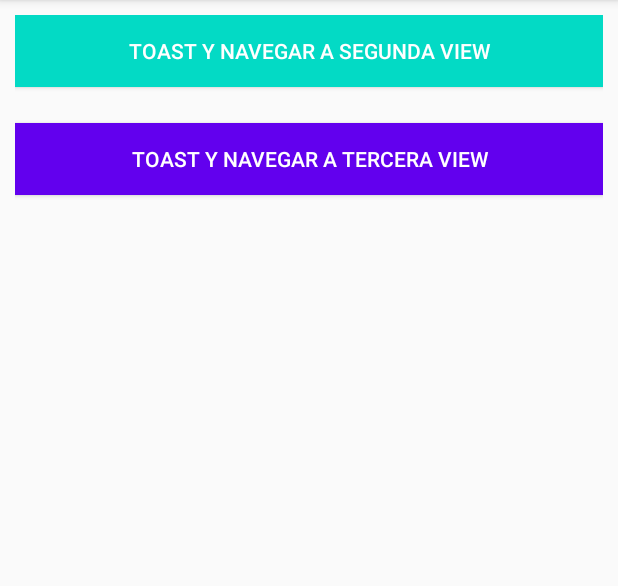
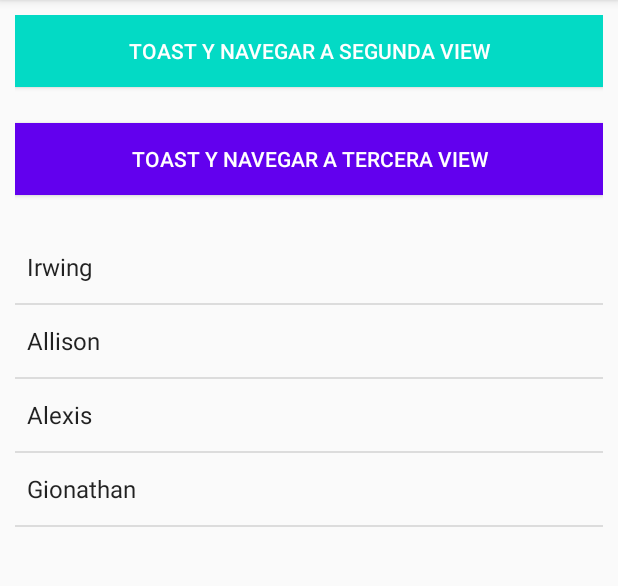
Before and after one commit to Irwing-Herrera/Android-Curso, an Android app: the screen it shows after launch (MainActivity), on a phone screen of 412 x 824 dp, the part 84-670 px from its top. Run offline under Robolectric (Android 15) with nearby library versions, the phone set to English and light mode, and no system bars; libraries missing offline, so code that uses them is left out: com.github.johnpersano.supertoasts.

Commit message:
click listener en item de listView

```diff
--- a/app/src/main/java/com/example/myapplicationcurso/MainActivity.java
+++ b/app/src/main/java/com/example/myapplicationcurso/MainActivity.java
@@ -7,18 +7,26 @@ import android.graphics.Color;
 import android.os.Bundle;
 import android.util.Log;
 import android.view.View;
+import android.widget.AdapterView;
+import android.widget.ArrayAdapter;
 import android.widget.Button;
+import android.widget.ListView;
 import android.widget.Toast;
 
 import com.github.johnpersano.supertoasts.library.Style;
 import com.github.johnpersano.supertoasts.library.SuperActivityToast;
 import com.github.johnpersano.supertoasts.library.utils.PaletteUtils;
 
+import java.util.ArrayList;
+import java.util.List;
+
 public class MainActivity extends AppCompatActivity {
 
     private Button btnToast;
     private Button btnViewThird;
+    private ListView listViewDatos;
     private final String TEXTFROMFIRSTVIEW = "Hola desde primera vista";
+    private List<String> nombres;
 
     @Override
     protected void onCreate(Bundle savedInstanceState) {
@@ -46,6 +54,27 @@ public class MainActivity extends AppCompatActivity {
             public void onClick(View v) {
                 Intent intent = new Intent(MainActivity.this, ThirdActivity.class);
                 startActivity(intent);
+            }
+        });
+
+        listViewDatos = findViewById(R.id.listDatos);
+
+        nombres = new ArrayList<String>();
+        nombres.add("Irwing");
+        nombres.add("Allison");
+        nombres.add("Alexis");
+        nombres.add("Gionathan");
+        nombres.add("Charly");
+
+        // Adaptador, la forma visual en que mostraremos nuestros datos
+        ArrayAdapter<String> adapter = new ArrayAdapter<String>(this, android.R.layout.simple_list_item_1, nombres);
+        // Enlazamos el adaptador con el List View
+        listViewDatos.setAdapter(adapter);
+
+        listViewDatos.setOnItemClickListener(new AdapterView.OnItemClickListener() {
+            @Override
+            public void onItemClick(AdapterView<?> parent, View view, int position, long id) {
+                Toast.makeText(MainActivity.this, "Seleccionado: " + nombres.get(position), Toast.LENGTH_SHORT).show();
             }
         });
     }
--- a/app/src/main/res/layout/activity_main.xml
+++ b/app/src/main/res/layout/activity_main.xml
@@ -36,4 +36,15 @@
         app:layout_constraintStart_toStartOf="parent"
         app:layout_constraintTop_toBottomOf="@+id/btnToast" />
 
+    <ListView
+        android:id="@+id/listDatos"
+        android:layout_width="409dp"
+        android:layout_height="200dp"
+        android:layout_marginStart="24dp"
+        android:layout_marginTop="24dp"
+        android:layout_marginEnd="24dp"
+        app:layout_constraintEnd_toEndOf="parent"
+        app:layout_constraintStart_toStartOf="parent"
+        app:layout_constraintTop_toBottomOf="@+id/btnViewThird" />
+
 </androidx.constraintlayout.widget.ConstraintLayout>
```
